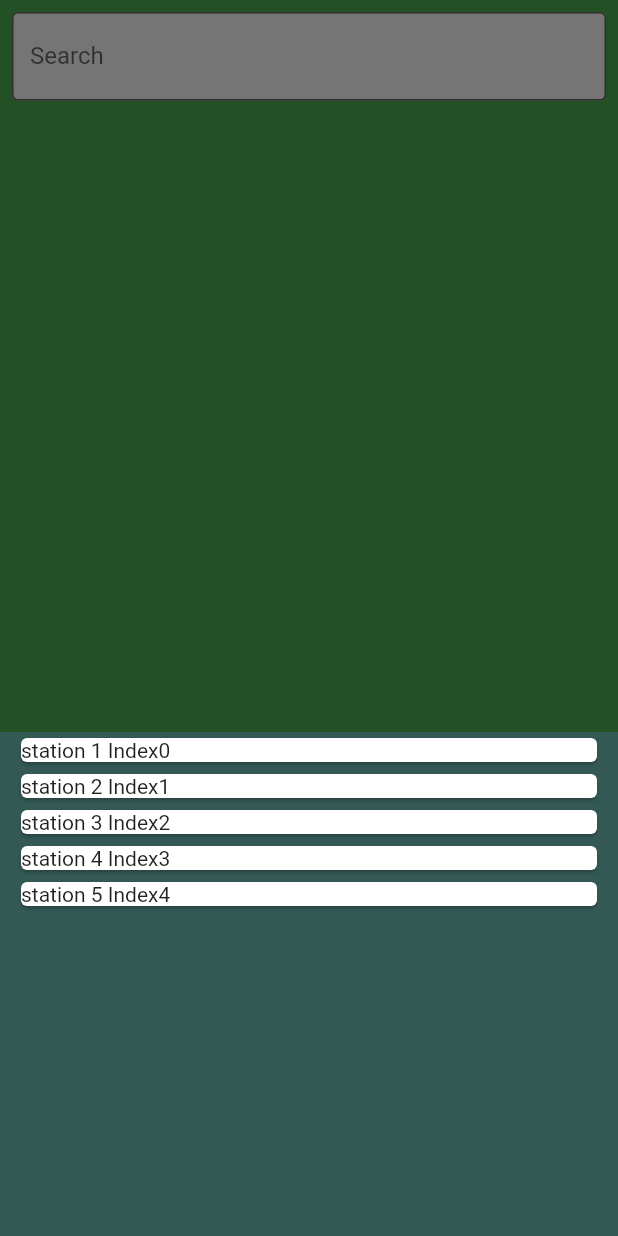
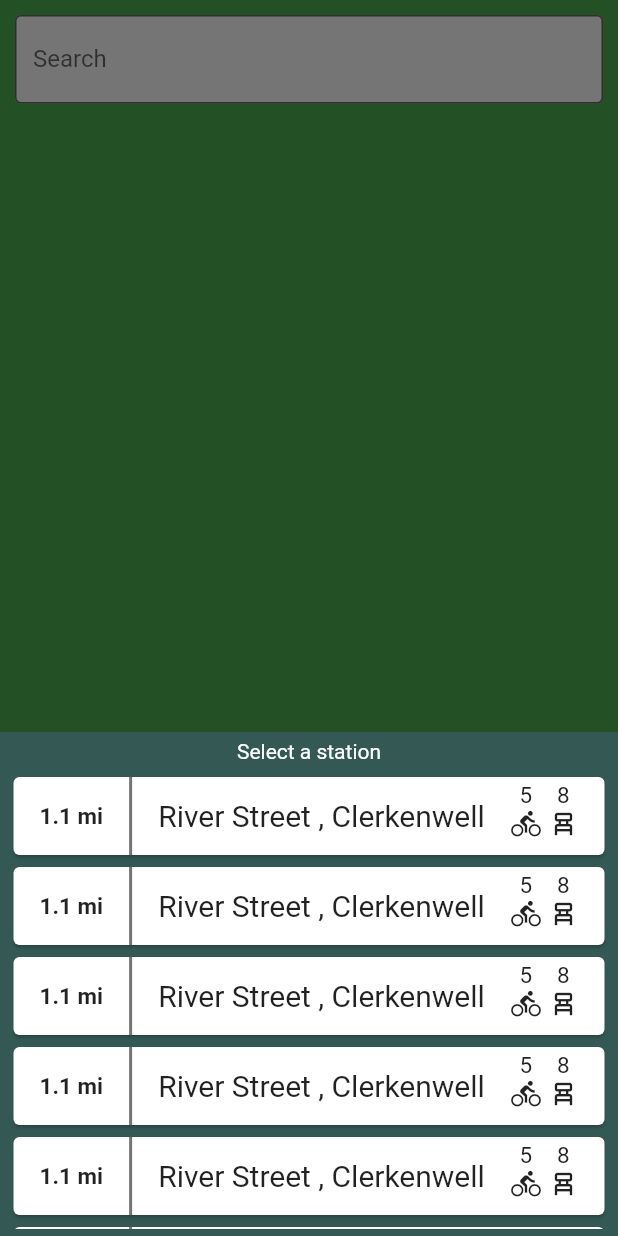
Before and after one commit to McFadden-S/BicycleTripPlanner, a Flutter app: the Home screen opened by its route, after a tap on the "menu" icon, on a phone screen of 412 x 824 dp. Run offline on Flutter 3.47's test engine with Material 2 defaults, Android fonts, the phone set to English and light mode, and no system bars; our stand-ins replace firebase_core; accounts and stored records are empty.

Commit message:
Refine Home window
- Restyle stations page view
- Add button to jump back to the first station in the station page view

```diff
--- a/bicycle_trip_planner/lib/Home.dart
+++ b/bicycle_trip_planner/lib/Home.dart
@@ -8,7 +8,18 @@ class Home extends StatefulWidget {
 }
 
 class _HomeState extends State<Home> {
+  PageController stationsPageViewController = PageController();
   List<String> stations = [
+    "station 1",
+    "station 2",
+    "station 3",
+    "station 4",
+    "station 5",
+    "station 1",
+    "station 2",
+    "station 3",
+    "station 4",
+    "station 5",
     "station 1",
     "station 2",
     "station 3",
@@ -19,38 +30,13 @@ class _HomeState extends State<Home> {
   @override
   Widget build(BuildContext context) {
     return Scaffold(
-      bottomNavigationBar: BottomAppBar(
-        elevation: 0,
-        color: Color(0xff345955),
-        child: Container(
-            padding: EdgeInsets.all(0),
-            height: 56.0,
-            child: Row(
-              children: [
-                IconButton(
-                  onPressed: () => showExpandedList(),
-                  icon: Icon(Icons.menu),
-                  color: Colors.white,
-                ),
-                Flexible(
-                  child: ListView.builder(
-                      physics: PageScrollPhysics(),
-                      scrollDirection: Axis.horizontal,
-                      itemCount: stations.length,
-                      itemBuilder: (BuildContext context, int index) => stationCard(context, index)
-                  ),
-                ),
-              ],
-            )
-        ),
-      ),
       body: SafeArea(
           child: Container(
             color: Colors.green,
             child: Column(
               children: <Widget>[
                 Padding(
-              padding: EdgeInsets.all(8.0),
+                  padding: const EdgeInsets.all(10.0),
                   child: TextField(
                     onChanged: (input) => {search(input)},
                     decoration: const InputDecoration(
@@ -64,24 +50,38 @@ class _HomeState extends State<Home> {
               ],
             ),
           )),
-    );
-  }
-
-  Widget stationCard(BuildContext context, int index) {
-    return InkWell(
-      onTap: () => stationClicked(index),
+      bottomNavigationBar: BottomAppBar(
+        elevation: 0,
+        color: const Color(0xff345955),
         child: SizedBox(
-          width: 380,//MediaQuery.of(context).size.width * 0.9,
-          child: Padding(
-            padding: const EdgeInsets.symmetric(horizontal: 10.0),
-            child: Card(
+            height: 56.0,
             child: Row(
               children: [
-                Text(stations[index]),
-                Text(" Index" + index.toString()),
+                IconButton(
+                  onPressed: () => showExpandedList(),
+                  icon: const Icon(Icons.menu),
+                  color: Colors.white,
+                ),
+                Flexible(
+                  child: PageView.builder(
+                      controller: stationsPageViewController,
+                      physics: const PageScrollPhysics(),
+                      scrollDirection: Axis.horizontal,
+                      itemCount: stations.length,
+                      itemBuilder: (BuildContext context, int index) =>
+                          stationCard(context, index)),
+                ),
+                SizedBox(
+                  width: 30.0,
+                  child: IconButton(
+                    padding: const EdgeInsets.all(0),
+                    onPressed: () => stationsPageViewController.jumpTo(0),
+                    icon: const Icon(Icons.first_page),
+                    color: Colors.white,
+                  ),
+                ),
               ],
             )),
-          )
       ),
     );
   }
@@ -106,24 +106,24 @@ class _HomeState extends State<Home> {
                 SizedBox(
                     height: (56 * 6).toDouble(),
                     child: Container(
-                       decoration: BoxDecoration(
-                         borderRadius: BorderRadius.only(
-                           // topLeft: Radius.circular(16.0),
-                           // topRight: Radius.circular(16.0),
-                         ),
+                        padding: EdgeInsets.all(5),
+                        decoration: const BoxDecoration(
                           color: Color(0xff345955),
                         ),
-                       child: Stack(
-                         alignment: Alignment(0, 0),
-                         children: <Widget>[
-                           Positioned(
+                        child: Column(
+                          children: [
+                            const Text(
+                              "Select a station",
+                              style: TextStyle(color: Colors.white),
+                            ),
+                            const SizedBox(height: 5),
+                            Expanded(
                               child: ListView.builder(
-                                 physics: PageScrollPhysics(),
-                                 scrollDirection: Axis.vertical,
                                   itemCount: stations.length,
-                                 itemBuilder: (BuildContext context, int index) => stationCard(context, index)
+                                  itemBuilder:
+                                      (BuildContext context, int index) =>
+                                          stationCard(context, index)),
                             ),
-                           )
                           ],
                         ))),
               ],
@@ -131,4 +131,64 @@ class _HomeState extends State<Home> {
           );
         });
   }
+
+  Widget stationCard(BuildContext context, int index) {
+    return InkWell(
+      onTap: () => stationClicked(index),
+      child: SizedBox(
+          height: 60,
+          child: Card(
+              child: Row(
+            children: [
+              Spacer(),
+              Text(
+                "1.1 mi",
+                style: TextStyle(fontSize: 15.0, fontWeight: FontWeight.bold),
+              ),
+              Spacer(),
+              Container(
+                width: 2,
+                color: Colors.black54,
+              ),
+              Spacer(),
+              Text("River Street , Clerkenwell",
+                  style: TextStyle(fontSize: 20.0)),
+              Spacer(),
+              Padding(
+                padding: const EdgeInsets.fromLTRB(0, 3, 0, 0),
+                child: Row(
+                  children: [
+                    Column(
+                      children: [
+                        Text(
+                          "5",
+                          style: TextStyle(fontSize: 15.0),
+                        ),
+                        Icon(
+                          Icons.directions_bike,
+                          size: 20.0,
+                        ),
+                      ],
+                    ),
+                    SizedBox(width: 5.0),
+                    Column(
+                      children: [
+                        Text(
+                          "8",
+                          style: TextStyle(fontSize: 15.0),
+                        ),
+                        Icon(
+                          Icons.chair_alt,
+                          size: 20.0,
+                        ),
+                      ],
+                    ),
+                  ],
+                ),
+              ),
+              Spacer(),
+            ],
+          ))),
+    );
   }
+}
```
Lines whose indentation alone changed are shown as unchanged.
